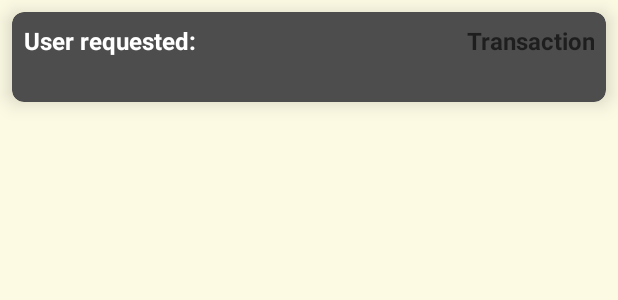
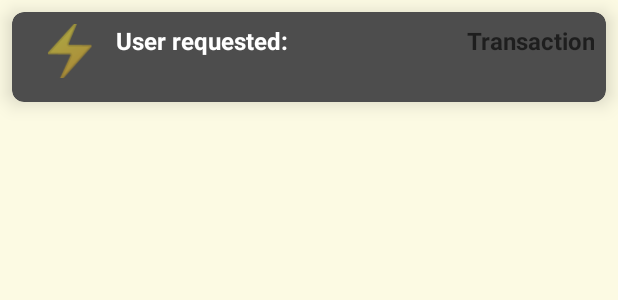
Before and after one commit to Calandra-a/PAyTEL, an Android app: the layout activity_listview.xml on its own in the app's theme, with its tools: preview values and no code run, on a phone screen of 412 x 824 dp. Shown: the top 300 px of the screen. Run offline under Robolectric (Android 15) with nearby library versions, the phone set to English and light mode, and no system bars.

Commit message:
Small Fixes

```diff
--- a/Application/android/app/src/main/res/layout/activity_listview.xml
+++ b/Application/android/app/src/main/res/layout/activity_listview.xml
@@ -22,7 +22,7 @@
             android:orientation="vertical"
             android:padding="8dp">
 
-            <!--<TextView
+            <TextView
                 android:id="@+id/txt_emoji"
                 android:layout_width="wrap_content"
                 android:layout_height="57dp"
@@ -32,10 +32,9 @@
                 android:layout_marginTop="-8dp"
                 android:layout_marginRight="8dp"
                 android:layout_marginBottom="8dp"
-                android:background="@color/common_google_signin_btn_text_light_default"
                 android:paddingRight="0dp"
                 android:text="⚡"
-                android:textSize="36sp" />-->
+                android:textSize="36sp" />
 
             <TextView xmlns:android="http://schemas.android.com/apk/res/android"
                 android:id="@+id/txt_user"
```
Also changed, not shown: Application/android/app/src/main/java/com/paytel/home.java (+5 -2 lines).
